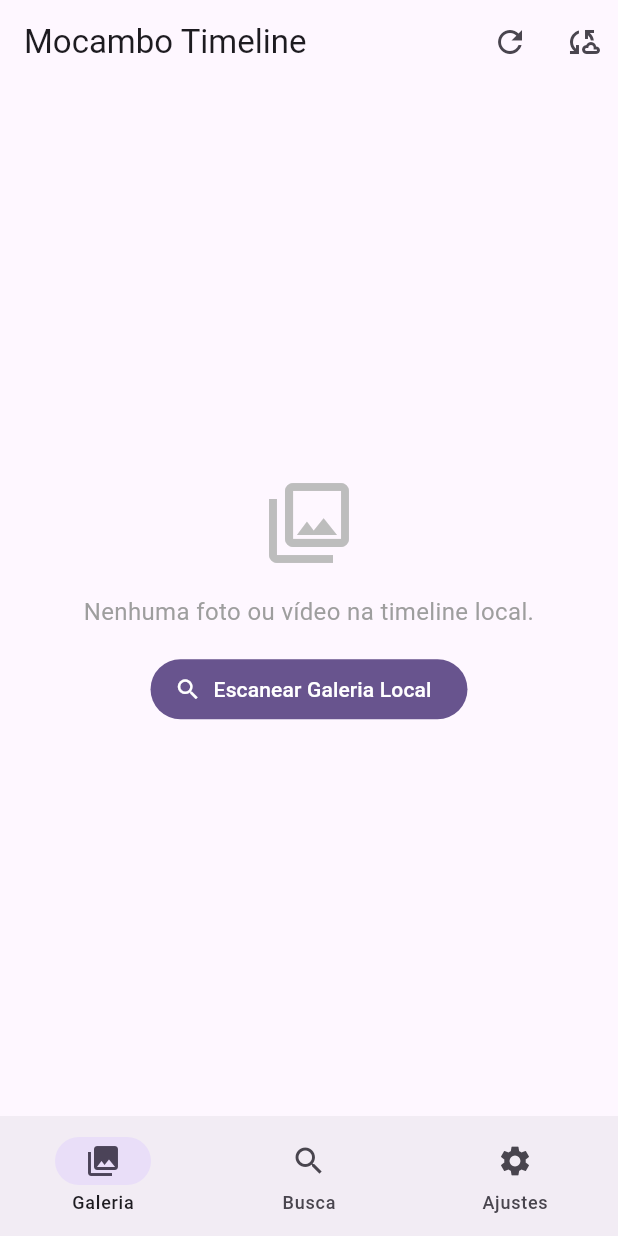
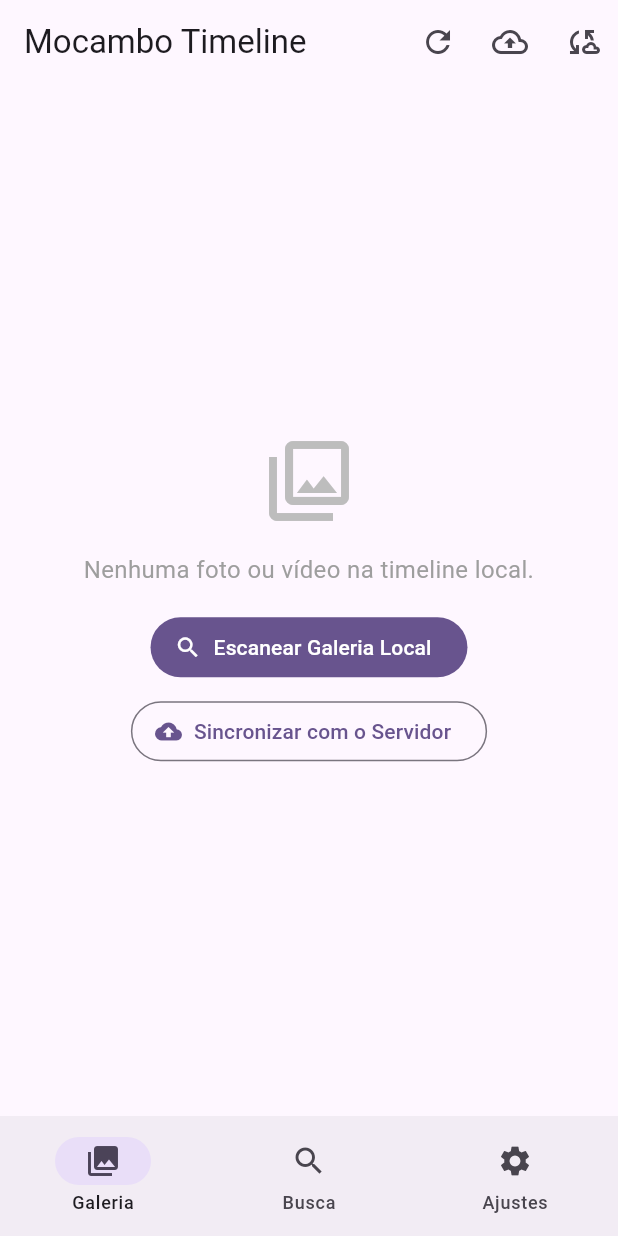
Before and after one commit to lumenpink/mocambo, a Flutter app: the screen it shows after launch, on a phone screen of 412 x 824 dp. Run offline on Flutter 3.47's test engine with Material 3 defaults, Android fonts, the light colour scheme and no system bars.

Commit message:
feat: handshake e sincronizacao client-server (closes #23 - ph9)
[Resumo]: Fluxo de handshake e sincronização entre aplicativo mobile e Mocambo Server.
[Solução]: Implementado método handshake no ApiClient, upload em lote syncPendingMedia no WebDavSyncService com autenticação Bearer, e fluxo completo no main.dart com feedback visual.
[Validação]: Teste test_mobile_handshake_and_sync_contract aprovado com sucesso.

```diff
--- a/mobile/lib/views/gallery_page.dart
+++ b/mobile/lib/views/gallery_page.dart
@@ -5,12 +5,14 @@ import '../models/media_item.dart';
 class GalleryPage extends StatelessWidget {
   final List<MediaItem> items;
   final VoidCallback onTriggerOffload;
+  final VoidCallback? onTriggerSync;
   final VoidCallback? onRefresh;
 
   const GalleryPage({
     super.key,
     required this.items,
     required this.onTriggerOffload,
+    this.onTriggerSync,
     this.onRefresh,
   });
 
@@ -25,6 +27,12 @@ class GalleryPage extends StatelessWidget {
               icon: const Icon(Icons.refresh),
               tooltip: 'Escanear / Atualizar Mídias',
               onPressed: onRefresh,
+            ),
+          if (onTriggerSync != null)
+            IconButton(
+              icon: const Icon(Icons.cloud_upload_outlined),
+              tooltip: 'Sincronizar com o Servidor',
+              onPressed: onTriggerSync,
             ),
           IconButton(
             icon: const Icon(Icons.cloud_sync_outlined),
@@ -51,14 +59,26 @@ class GalleryPage extends StatelessWidget {
                       style: TextStyle(color: Colors.grey, fontSize: 16),
                       textAlign: TextAlign.center,
                     ),
-                    if (onRefresh != null) ...[
                     const SizedBox(height: 16),
+                    Wrap(
+                      spacing: 8,
+                      runSpacing: 8,
+                      alignment: WrapAlignment.center,
+                      children: [
+                        if (onRefresh != null)
                           FilledButton.icon(
                             onPressed: onRefresh,
                             icon: const Icon(Icons.search),
                             label: const Text('Escanear Galeria Local'),
                           ),
+                        if (onTriggerSync != null)
+                          OutlinedButton.icon(
+                            onPressed: onTriggerSync,
+                            icon: const Icon(Icons.cloud_upload),
+                            label: const Text('Sincronizar com o Servidor'),
+                          ),
                       ],
+                    ),
                   ],
                 ),
               ),
```
Also changed, not shown: mobile/lib/main.dart (+50 -0 lines), mobile/lib/services/api_client.dart (+26 -3 lines), mobile/lib/services/webdav_sync.dart (+48 -0 lines), 6 other files. Lines whose indentation alone changed are shown as unchanged.
